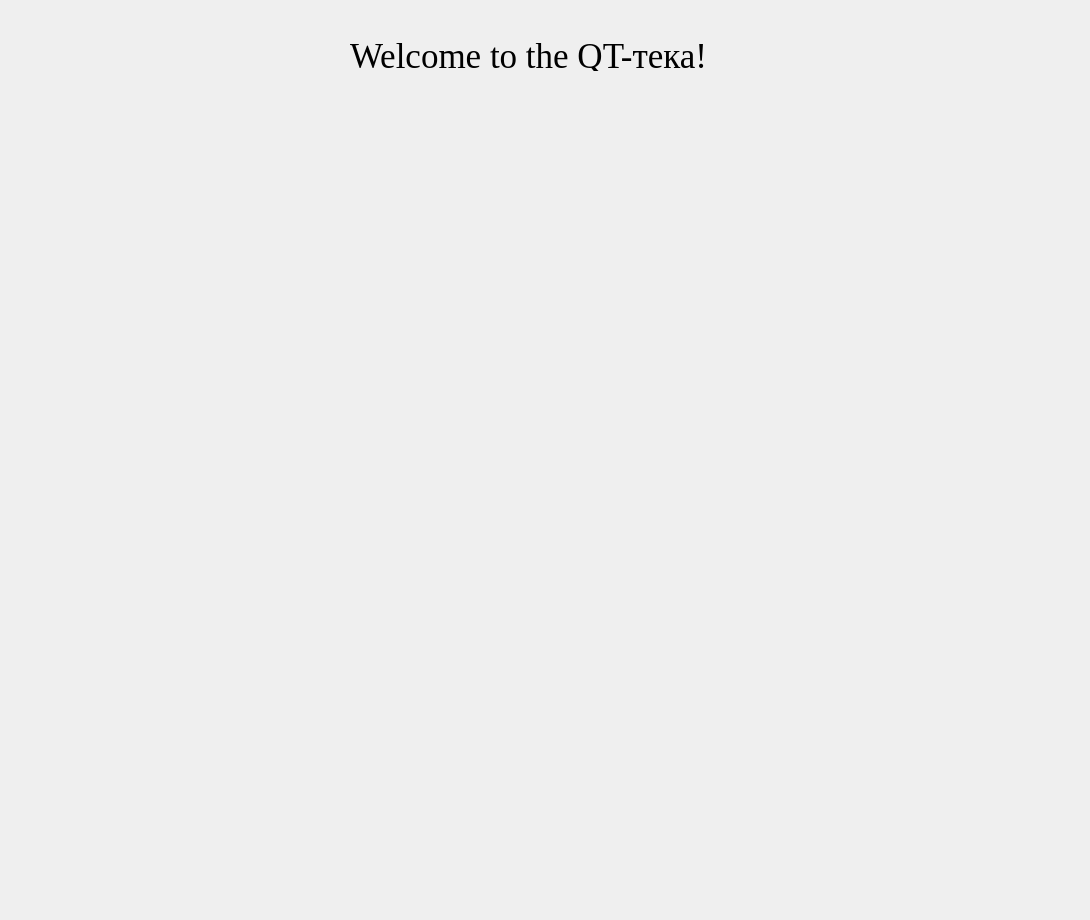
First picture: the form in ui/Read.ui, repository NLarinov/QTteka, before the edit.
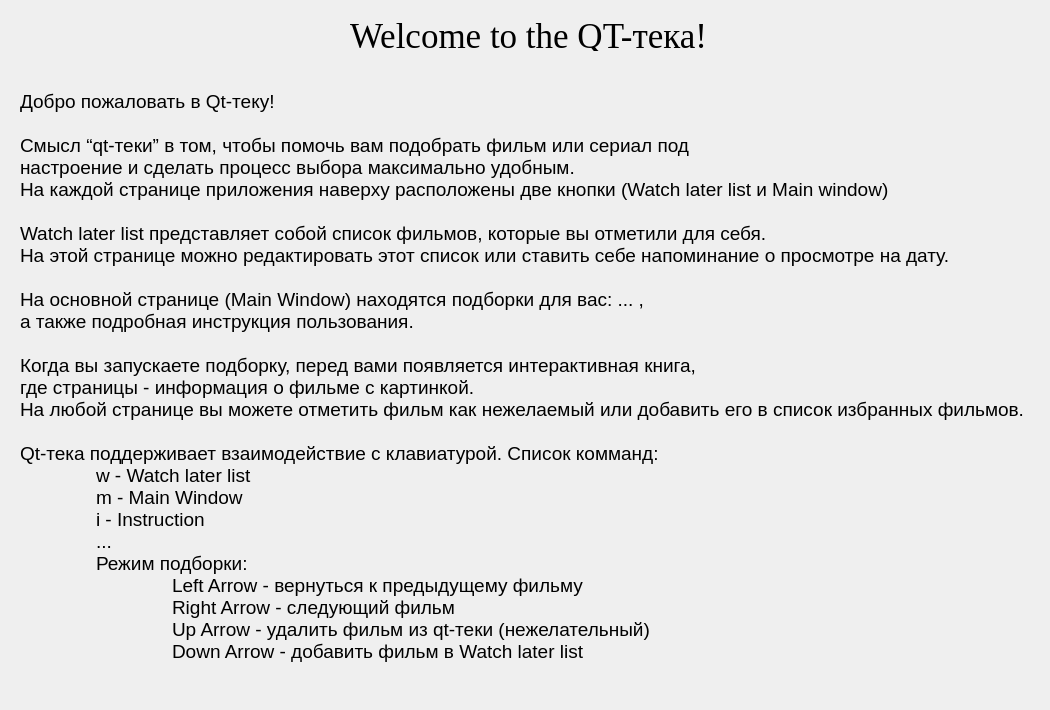
Second picture: the form after the edit.

Patch:
```diff
--- a/ui/Read.ui
+++ b/ui/Read.ui
@@ -6,8 +6,8 @@
    <rect>
     <x>0</x>
     <y>0</y>
-    <width>1090</width>
-    <height>920</height>
+    <width>1050</width>
+    <height>710</height>
    </rect>
   </property>
   <property name="windowTitle">
@@ -17,7 +17,7 @@
    <property name="geometry">
     <rect>
      <x>350</x>
-     <y>40</y>
+     <y>20</y>
      <width>361</width>
      <height>31</height>
     </rect>
@@ -40,10 +40,10 @@
   <widget class="QLabel" name="label_2">
    <property name="geometry">
     <rect>
-     <x>40</x>
-     <y>110</y>
+     <x>20</x>
+     <y>90</y>
      <width>1011</width>
-     <height>771</height>
+     <height>601</height>
     </rect>
    </property>
    <property name="font">
@@ -52,7 +52,33 @@
     </font>
    </property>
    <property name="text">
-    <string/>
+    <string>Добро пожаловать в Qt-теку!
+
+Смысл “qt-теки” в том, чтобы помочь вам подобрать фильм или сериал под
+настроение и сделать процесс выбора максимально удобным.
+На каждой странице приложения наверху расположены две кнопки (Watch later list и Main window)
+
+Watch later list представляет собой список фильмов, которые вы отметили для себя.
+На этой странице можно редактировать этот список или ставить себе напоминание о просмотре на дату.
+
+На основной странице (Main Window) находятся подборки для вас: ... ,
+а также подробная инструкция пользования.
+
+Когда вы запускаете подборку, перед вами появляется интерактивная книга,
+где страницы - информация о фильме с картинкой.
+На любой странице вы можете отметить фильм как нежелаемый или добавить его в список избранных фильмов.
+
+Qt-тека поддерживает взаимодействие с клавиатурой. Список комманд:
+	w - Watch later list
+	m - Main Window
+	i - Instruction
+	...
+	Режим подборки:
+		Left Arrow - вернуться к предыдущему фильму
+		Right Arrow - следующий фильм
+		Up Arrow - удалить фильм из qt-теки (нежелательный)
+		Down Arrow - добавить фильм в Watch later list
+</string>
    </property>
    <property name="alignment">
     <set>Qt::AlignLeading|Qt::AlignLeft|Qt::AlignTop</set>
```
